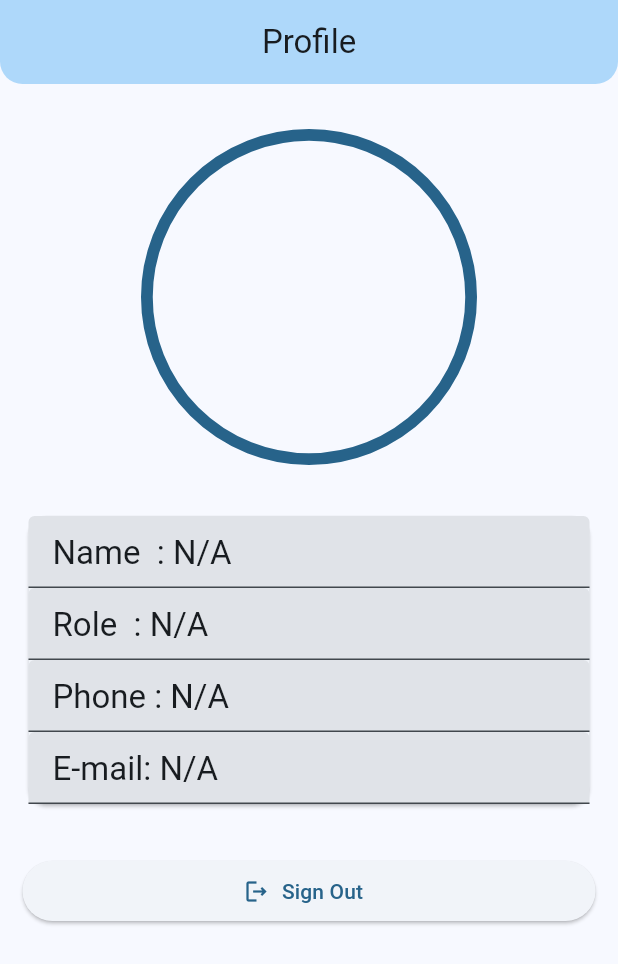
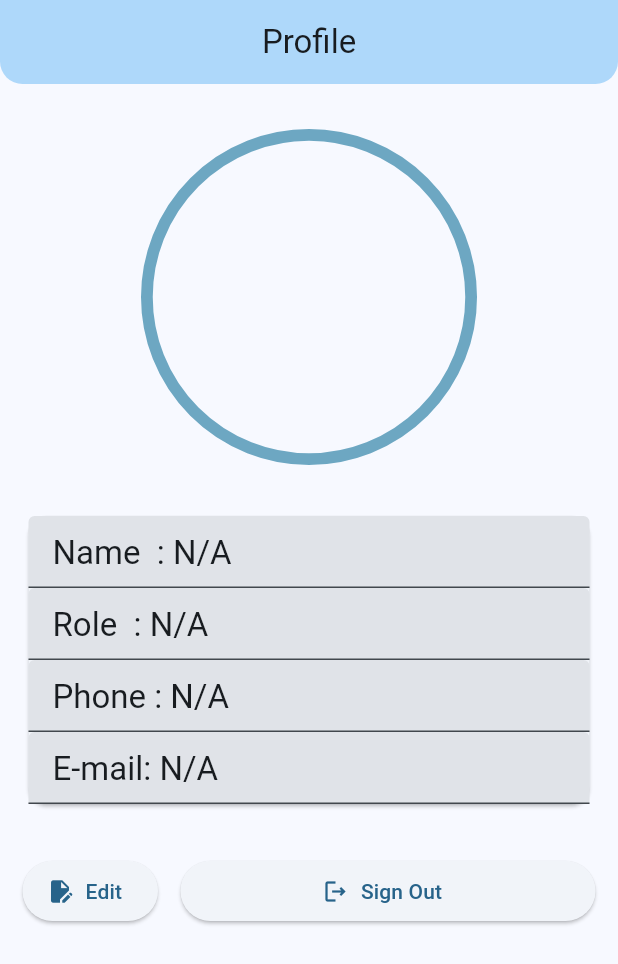
Before and after one commit to metaspook/su_research_and_thesis_book, a Flutter app: the ProfilePage screen opened by its route, on a phone screen of 412 x 824 dp. Shown: the top 964 px of the screen. Run offline on Flutter 3.47's test engine with Material 2 defaults, Android fonts, the phone set to English and light mode, and no system bars; our stand-ins replace bloc, cached_network_image, connectivity_plus, equatable, file_picker, firebase_auth and 9 more; missing offline and left inert: flutter_cached_pdfview; accounts and stored records are empty; generated files the repository leaves out were written again; Roboto replaces fonts that are missing (Ubuntu); key blocks and very long unbroken strings in the code were emptied for the run.

Commit message:
update page bloc profile

```diff
--- a/lib/app/view/app.dart
+++ b/lib/app/view/app.dart
@@ -40,7 +40,7 @@ class AppView extends StatelessWidget {
     final isAuthenticated =
         context.select((AppCubit cubit) => cubit.state.status.isAuthenticated);
     final initialLocation =
-        isAuthenticated ? AppRouter.home.path : AppRouter.auth.path;
+        isAuthenticated ? AppRouter.profile.path : AppRouter.auth.path;
     final router = AppRouter(initialLocation: initialLocation);
     return MaterialApp.router(
       title: 'SU Thesis Book',
--- /dev/null
+++ b/lib/modules/profile/bloc/profile_event.dart
@@ -0,0 +1,45 @@
+part of 'profile_bloc.dart';
+
+sealed class ProfileEvent extends Equatable {
+  const ProfileEvent();
+
+  @override
+  List<Object?> get props => [];
+}
+
+final class ProfileEdited extends ProfileEvent {
+  const ProfileEdited({
+    this.name,
+    this.role,
+    this.email,
+    this.password,
+    this.phone,
+    this.photoUrl,
+  });
+
+  final String? name;
+  final String? role;
+  final String? email;
+  final String? password;
+  final String? phone;
+  final String? photoUrl;
+
+  @override
+  List<Object?> get props => [name, role, email, password, phone, photoUrl];
+}
+
+final class ProfileObscurePasswordToggled extends ProfileEvent {
+  const ProfileObscurePasswordToggled();
+}
+
+final class ProfileEditModeToggled extends ProfileEvent {
+  const ProfileEditModeToggled();
+}
+
+final class ProfileEditModeCanceled extends ProfileEvent {
+  const ProfileEditModeCanceled();
+}
+
+final class ProfileSignedOut extends ProfileEvent {
+  const ProfileSignedOut();
+}
--- a/lib/modules/profile/cubit/profile_state.dart
+++ b/lib/modules/profile/bloc/profile_state.dart
@@ -1,4 +1,4 @@
-part of 'profile_cubit.dart';
+part of 'profile_bloc.dart';
 
 enum ProfileStatus { initial, editing, loading, success, failure }
 
@@ -11,8 +11,9 @@ final class ProfileState extends Equatable {
     this.email = '',
     this.password = '',
     this.phone = '',
-    this.croppedImagePath = '',
-    this.pickedImagePath = '',
+    this.photoUrl = '',
+    this.obscurePassword = true,
+    this.editMode = false,
   });
 
   final ProfileStatus status;
@@ -22,8 +23,9 @@ final class ProfileState extends Equatable {
   final String email;
   final String password;
   final String phone;
-  final String croppedImagePath;
-  final String pickedImagePath;
+  final String photoUrl;
+  final bool obscurePassword;
+  final bool editMode;
 
   ProfileState copyWith({
     ProfileStatus? status,
@@ -33,8 +35,9 @@ final class ProfileState extends Equatable {
     String? email,
     String? password,
     String? phone,
-    String? croppedImagePath,
-    String? pickedImagePath,
+    String? photoUrl,
+    bool? obscurePassword,
+    bool? editMode,
   }) {
     return ProfileState(
       status: status ?? this.status,
@@ -44,8 +47,9 @@ final class ProfileState extends Equatable {
       email: email ?? this.email,
       password: password ?? this.password,
       phone: phone ?? this.phone,
-      croppedImagePath: croppedImagePath ?? this.croppedImagePath,
-      pickedImagePath: pickedImagePath ?? this.pickedImagePath,
+      photoUrl: photoUrl ?? this.photoUrl,
+      obscurePassword: obscurePassword ?? this.obscurePassword,
+      editMode: editMode ?? this.editMode,
     );
   }
 
@@ -59,8 +63,9 @@ final class ProfileState extends Equatable {
       email,
       password,
       phone,
-      croppedImagePath,
-      pickedImagePath,
+      photoUrl,
+      obscurePassword,
+      editMode,
     ];
   }
 }
--- a/lib/modules/profile/cubit/profile_cubit.dart
+++ /dev/null
@@ -1,37 +0,0 @@
-import 'package:bloc/bloc.dart';
-import 'package:equatable/equatable.dart';
-import 'package:su_thesis_book/shared/repositories/repositories.dart';
-import 'package:su_thesis_book/utils/extensions.dart';
-
-part 'profile_state.dart';
-
-class ProfileCubit extends Cubit<ProfileState> {
-  ProfileCubit({
-    required AuthRepo authRepo,
-    required AppUserRepo appUserRepo,
-    required RoleRepo roleRepo,
-  })  : _authRepo = authRepo,
-        _appUserRepo = appUserRepo,
-        _roleRepo = roleRepo,
-        super(const ProfileState());
-
-  final AuthRepo _authRepo;
-  final AppUserRepo _appUserRepo;
-  final RoleRepo _roleRepo;
-
-  Future<void> signOut() async {
-    emit(state.copyWith(status: ProfileStatus.loading));
-    final errorMsg = await _authRepo.signOut();
-    if (errorMsg == null) {
-      'signOut'.doPrint();
-      emit(
-        state.copyWith(
-          status: ProfileStatus.success,
-          statusMsg: 'Success! User signed out.',
-        ),
-      );
-    } else {
-      emit(state.copyWith(status: ProfileStatus.failure, statusMsg: errorMsg));
-    }
-  }
-}
--- a/lib/modules/profile/profile.dart
+++ b/lib/modules/profile/profile.dart
@@ -1,2 +1,2 @@
-export 'cubit/profile_cubit.dart';
+export 'bloc/profile_bloc.dart';
 export 'view/profile_page.dart';
--- a/lib/modules/profile/view/profile_page.dart
+++ b/lib/modules/profile/view/profile_page.dart
@@ -7,8 +7,8 @@ import 'package:su_thesis_book/shared/models/models.dart';
 import 'package:su_thesis_book/shared/widgets/widgets.dart';
 import 'package:su_thesis_book/theme/theme.dart';
 
-typedef ProfileBlocSelector<T> = BlocSelector<ProfileCubit, ProfileState, T>;
-typedef ProfileBlocListener = BlocListener<ProfileCubit, ProfileState>;
+typedef ProfileBlocSelector<T> = BlocSelector<ProfileBloc, ProfileState, T>;
+typedef ProfileBlocListener = BlocListener<ProfileBloc, ProfileState>;
 typedef AppBlocSelector<T> = BlocSelector<AppCubit, AppState, T>;
 
 class ProfilePage extends StatelessWidget {
@@ -16,7 +16,9 @@ class ProfilePage extends StatelessWidget {
 
   @override
   Widget build(BuildContext context) {
-    final cubit = context.read<ProfileCubit>();
+    final bloc = context.read<ProfileBloc>();
+    const height = 30.0;
+    const width = height / 2;
     return Scaffold(
       appBar: AppBar(
         centerTitle: true,
@@ -29,19 +31,38 @@ class ProfilePage extends StatelessWidget {
           return TranslucentLoader(
             enabled: isLoading,
             child: ListView(
-              padding: const EdgeInsets.symmetric(horizontal: 15, vertical: 30),
+              padding: const EdgeInsets.symmetric(
+                horizontal: width,
+                vertical: height,
+              ),
               children: [
-                // Assets.images.placeholderUser01.image(fit: BoxFit.cover),
                 AppBlocSelector<AppUser?>(
                   selector: (state) => state.user,
                   builder: (context, user) {
                     return Column(
                       children: [
-                        HaloAvatar(
-                          imagePath: user?.photoUrl,
-                          size: 4,
+                        Stack(
+                          alignment: Alignment.center,
+                          children: [
+                            ImageFiltered(
+                              imageFilter:
+                                  const ColorFilter.linearToSrgbGamma(),
+                              child: HaloAvatar(
+                                imagePath: user?.photoUrl,
+                                size: 4,
+                              ),
+                            ),
+                            IconButton(
+                              onPressed: () {},
+                              icon: Icon(
+                                Icons.camera_alt_rounded,
+                                color: context.theme.scaffoldBackgroundColor,
+                                size: height * 1.5,
+                              ),
+                            ),
+                          ],
                         ),
-                        const SizedBox(height: 30),
+                        const SizedBox(height: height),
                         Card(
                           child: Column(
                             children: [
@@ -68,7 +89,7 @@ class ProfilePage extends StatelessWidget {
                     );
                   },
                 ),
-                const SizedBox(height: 30),
+                const SizedBox(height: height),
                 // Sign Out button
                 ProfileBlocListener(
                   listenWhen: (previous, current) =>
@@ -84,10 +105,47 @@ class ProfilePage extends StatelessWidget {
                     );
                     context.scaffoldMessenger.showSnackBar(snackBar);
                   },
-                  child: ElevatedButton.icon(
-                    onPressed: cubit.signOut,
-                    icon: const Icon(Icons.logout_outlined),
-                    label: const Text('Sign Out'),
+                  child: ProfileBlocSelector<bool>(
+                    selector: (state) => state.editMode,
+                    builder: (context, editMode) {
+                      return Row(
+                        children: [
+                          if (editMode)
+                            ElevatedButton.icon(
+                              onPressed: () =>
+                                  bloc.add(const ProfileEditModeToggled()),
+                              icon: const Icon(Icons.save_rounded),
+                              label: const Text('Save'),
+                            )
+                          else
+                            ElevatedButton.icon(
+                              onPressed: () =>
+                                  bloc.add(const ProfileEditModeToggled()),
+                              icon: const Icon(Icons.edit_document),
+                              label: const Text('Edit'),
+                            ),
+                          const SizedBox(width: width),
+                          if (editMode)
+                            Expanded(
+                              child: ElevatedButton.icon(
+                                onPressed: () =>
+                                    bloc.add(const ProfileEditModeCanceled()),
+                                icon: const Icon(Icons.cancel_rounded),
+                                label: const Text('Cancel'),
+                              ),
+                            )
+                          else
+                            Expanded(
+                              child: ElevatedButton.icon(
+                                onPressed: () =>
+                                    bloc.add(const ProfileSignedOut()),
+                                icon: const Icon(Icons.logout_outlined),
+                                label: const Text('Sign Out'),
+                              ),
+                            ),
+                        ],
+                      );
+                    },
                   ),
                 ),
               ],
--- a/lib/router/app_router.dart
+++ b/lib/router/app_router.dart
@@ -92,11 +92,9 @@ final class AppRouter {
             create: (context) => const RoleRepo(),
           ),
         ],
-        child: BlocProvider<ProfileCubit>(
-          create: (context) => ProfileCubit(
+        child: BlocProvider<ProfileBloc>(
+          create: (context) => ProfileBloc(
             authRepo: context.read<AuthRepo>(),
-            appUserRepo: context.read<AppUserRepo>(),
-            roleRepo: context.read<RoleRepo>(),
           ),
           child: const ProfilePage(),
         ),
```
Also changed, not shown: lib/modules/profile/bloc/profile_bloc.dart (added, +80 -0 lines).
